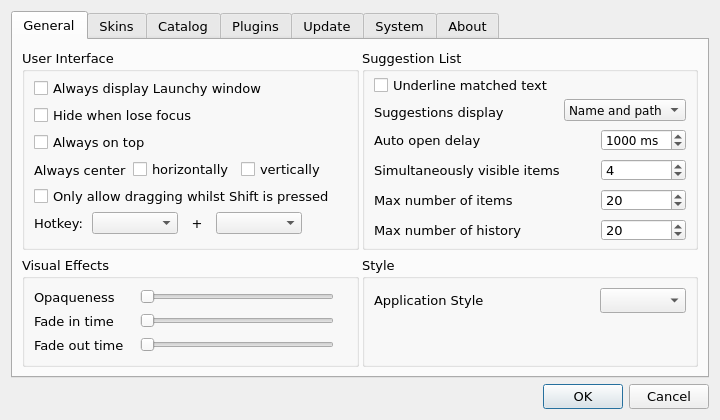
Old version of the form src/OptionDialog.ui in the repository samsonwang/LaunchyQt.
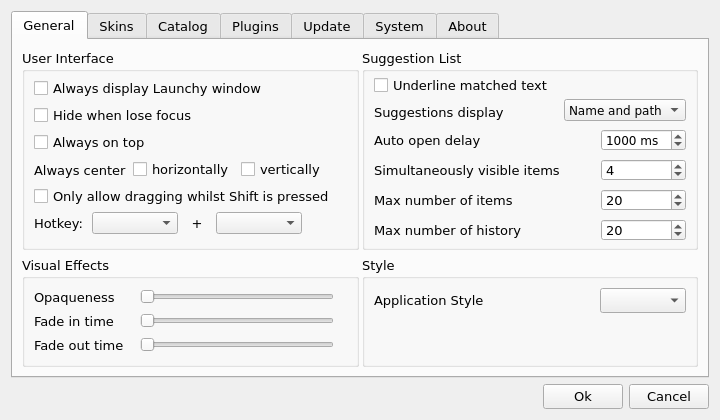
New version of the form. Icons and pictures are not drawn. Custom widgets are drawn as their Qt base class.

```diff
--- a/src/OptionDialog.ui
+++ b/src/OptionDialog.ui
@@ -2054,14 +2054,35 @@
     </widget>
    </item>
    <item>
-    <widget class="QDialogButtonBox" name="buttonBox">
-     <property name="orientation">
-      <enum>Qt::Horizontal</enum>
-     </property>
-     <property name="standardButtons">
-      <set>QDialogButtonBox::Cancel|QDialogButtonBox::Ok</set>
-     </property>
-    </widget>
+    <layout class="QHBoxLayout" name="horizontalLayout_18">
+     <item>
+      <spacer name="horizontalSpacer_11">
+       <property name="orientation">
+        <enum>Qt::Horizontal</enum>
+       </property>
+       <property name="sizeHint" stdset="0">
+        <size>
+         <width>40</width>
+         <height>20</height>
+        </size>
+       </property>
+      </spacer>
+     </item>
+     <item>
+      <widget class="QPushButton" name="pbOk">
+       <property name="text">
+        <string>Ok</string>
+       </property>
+      </widget>
+     </item>
+     <item>
+      <widget class="QPushButton" name="pbCancel">
+       <property name="text">
+        <string>Cancel</string>
+       </property>
+      </widget>
+     </item>
+    </layout>
    </item>
   </layout>
  </widget>
```
Left out of the diff: 78 changed lines with no effect on the pictures.
